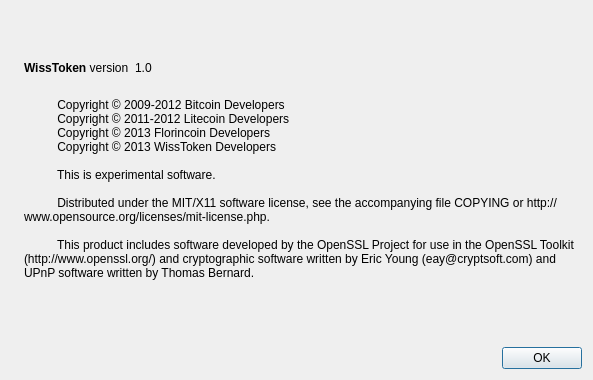
Above: src/qt/forms/aboutdialog.ui from nyancoin/WissToken before the change. Below: the same form after it.
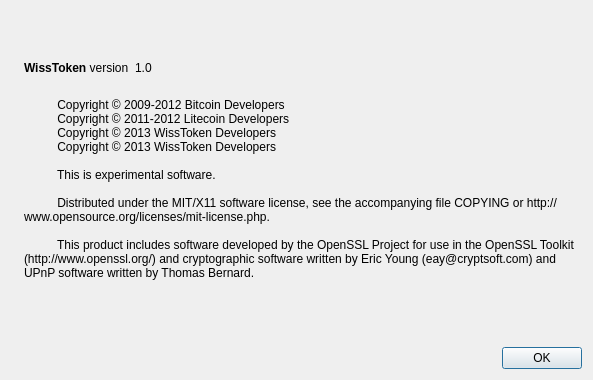
That is the form after the change. Icons and pictures are not drawn.

```diff
--- a/src/qt/forms/aboutdialog.ui
+++ b/src/qt/forms/aboutdialog.ui
@@ -97,7 +97,7 @@
         <string>
           Copyright © 2009-2012 Bitcoin Developers
           Copyright © 2011-2012 Litecoin Developers
-          Copyright © 2013 Florincoin Developers
+          Copyright © 2013 WissToken Developers
           Copyright © 2013 WissToken Developers
 
           This is experimental software.
```
